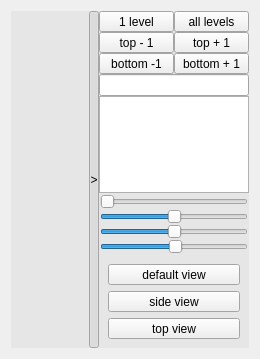
Mudlet/Mudlet, file src/ui/mapper.ui: the form before one commit.
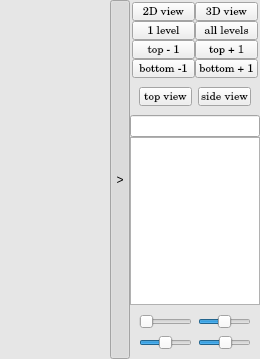
The form after the commit. Custom widgets are drawn as their Qt base class.

Patch:
```diff
--- a/src/ui/mapper.ui
+++ b/src/ui/mapper.ui
@@ -16,8 +16,14 @@
     <verstretch>0</verstretch>
    </sizepolicy>
   </property>
-  <layout class="QHBoxLayout" name="horizontalLayout_3">
-   <item>
+  <layout class="QGridLayout" name="gridLayout_3">
+   <property name="margin">
+    <number>0</number>
+   </property>
+   <property name="spacing">
+    <number>0</number>
+   </property>
+   <item row="0" column="0">
     <widget class="QWidget" name="widget" native="true">
      <property name="sizePolicy">
       <sizepolicy hsizetype="Expanding" vsizetype="Expanding">
@@ -109,6 +115,16 @@
         </property>
        </widget>
       </item>
+      <item>
+       <widget class="T2DMap" name="mp2dMap" native="true">
+        <property name="sizePolicy">
+         <sizepolicy hsizetype="Expanding" vsizetype="Expanding">
+          <horstretch>0</horstretch>
+          <verstretch>0</verstretch>
+         </sizepolicy>
+        </property>
+       </widget>
+      </item>
       <item>
        <widget class="QToolButton" name="togglePanel">
         <property name="sizePolicy">
@@ -119,7 +135,7 @@
         </property>
         <property name="maximumSize">
          <size>
-          <width>10</width>
+          <width>20</width>
           <height>16777215</height>
          </size>
         </property>
@@ -144,7 +160,7 @@
         </property>
         <property name="maximumSize">
          <size>
-          <width>150</width>
+          <width>130</width>
           <height>16777215</height>
          </size>
         </property>
@@ -161,13 +177,60 @@
          <item>
           <widget class="QWidget" name="widget_4" native="true">
            <layout class="QGridLayout" name="gridLayout">
-            <property name="margin">
+            <property name="leftMargin">
+             <number>2</number>
+            </property>
+            <property name="topMargin">
+             <number>2</number>
+            </property>
+            <property name="rightMargin">
+             <number>2</number>
+            </property>
+            <property name="bottomMargin">
              <number>0</number>
             </property>
             <property name="spacing">
              <number>0</number>
             </property>
             <item row="0" column="0">
+             <widget class="QToolButton" name="dim2">
+              <property name="sizePolicy">
+               <sizepolicy hsizetype="Expanding" vsizetype="Fixed">
+                <horstretch>0</horstretch>
+                <verstretch>0</verstretch>
+               </sizepolicy>
+              </property>
+              <property name="font">
+               <font>
+                <family>Century Schoolbook L</family>
+                <pointsize>8</pointsize>
+               </font>
+              </property>
+              <property name="text">
+               <string>2D view</string>
+              </property>
+             </widget>
+            </item>
+            <item row="0" column="1">
+             <widget class="QToolButton" name="defaultView">
+              <property name="sizePolicy">
+               <sizepolicy hsizetype="Expanding" vsizetype="Fixed">
+                <horstretch>0</horstretch>
+                <verstretch>0</verstretch>
+               </sizepolicy>
+              </property>
+              <property name="font">
+               <font>
+                <family>Century Schoolbook L</family>
+                <pointsize>8</pointsize>
+               </font>
+              </property>
+              <property name="text">
+               <string>3D view</string>
+              </property>
+             </widget>
+            </item>
+            <item row="1" column="0">
              <widget class="QToolButton" name="singleLevel">
               <property name="sizePolicy">
                <sizepolicy hsizetype="Expanding" vsizetype="Fixed">
@@ -175,38 +238,18 @@
                 <verstretch>0</verstretch>
                </sizepolicy>
               </property>
+              <property name="font">
+               <font>
+                <family>Century Schoolbook L</family>
+                <pointsize>8</pointsize>
+               </font>
+              </property>
               <property name="text">
                <string>1 level</string>
               </property>
              </widget>
             </item>
-            <item row="1" column="0">
-             <widget class="QToolButton" name="reduceTop">
-              <property name="sizePolicy">
-               <sizepolicy hsizetype="Expanding" vsizetype="Fixed">
-                <horstretch>0</horstretch>
-                <verstretch>0</verstretch>
-               </sizepolicy>
-              </property>
-              <property name="text">
-               <string>top - 1</string>
-              </property>
-             </widget>
-            </item>
             <item row="1" column="1">
-             <widget class="QToolButton" name="increaseTop">
-              <property name="sizePolicy">
-               <sizepolicy hsizetype="Expanding" vsizetype="Fixed">
-                <horstretch>0</horstretch>
-                <verstretch>0</verstretch>
-               </sizepolicy>
-              </property>
-              <property name="text">
-               <string>top + 1</string>
-              </property>
-             </widget>
-            </item>
-            <item row="0" column="1">
              <widget class="QToolButton" name="ortho">
               <property name="sizePolicy">
                <sizepolicy hsizetype="Expanding" vsizetype="Fixed">
@@ -214,25 +257,56 @@
                 <verstretch>0</verstretch>
                </sizepolicy>
               </property>
+              <property name="font">
+               <font>
+                <family>Century Schoolbook L</family>
+                <pointsize>8</pointsize>
+               </font>
+              </property>
               <property name="text">
                <string>all levels</string>
               </property>
              </widget>
             </item>
+            <item row="2" column="0">
+             <widget class="QToolButton" name="reduceTop">
+              <property name="sizePolicy">
+               <sizepolicy hsizetype="Expanding" vsizetype="Fixed">
+                <horstretch>0</horstretch>
+                <verstretch>0</verstretch>
+               </sizepolicy>
+              </property>
+              <property name="font">
+               <font>
+                <family>Century Schoolbook L</family>
+                <pointsize>8</pointsize>
+               </font>
+              </property>
+              <property name="text">
+               <string>top - 1</string>
+              </property>
+             </widget>
+            </item>
             <item row="2" column="1">
-             <widget class="QToolButton" name="increaseBottom">
+             <widget class="QToolButton" name="increaseTop">
               <property name="sizePolicy">
                <sizepolicy hsizetype="Expanding" vsizetype="Fixed">
                 <horstretch>0</horstretch>
                 <verstretch>0</verstretch>
                </sizepolicy>
               </property>
+              <property name="font">
+               <font>
+                <family>Century Schoolbook L</family>
+                <pointsize>8</pointsize>
+               </font>
+              </property>
               <property name="text">
-               <string>bottom + 1</string>
+               <string>top + 1</string>
               </property>
              </widget>
             </item>
-            <item row="2" column="0">
+            <item row="3" column="0">
              <widget class="QToolButton" name="reduceBottom">
               <property name="sizePolicy">
                <sizepolicy hsizetype="Expanding" vsizetype="Fixed">
@@ -240,11 +314,36 @@
                 <verstretch>0</verstretch>
                </sizepolicy>
               </property>
+              <property name="font">
+               <font>
+                <family>Century Schoolbook L</family>
+                <pointsize>8</pointsize>
+               </font>
+              </property>
               <property name="text">
                <string>bottom -1</string>
               </property>
              </widget>
             </item>
+            <item row="3" column="1">
+             <widget class="QToolButton" name="increaseBottom">
+              <property name="sizePolicy">
+               <sizepolicy hsizetype="Expanding" vsizetype="Fixed">
+                <horstretch>0</horstretch>
+                <verstretch>0</verstretch>
+               </sizepolicy>
+              </property>
+              <property name="font">
+               <font>
+                <family>Century Schoolbook L</family>
+                <pointsize>8</pointsize>
+               </font>
+              </property>
+              <property name="text">
+               <string>bottom + 1</string>
+              </property>
+             </widget>
+            </item>
            </layout>
           </widget>
          </item>
@@ -278,6 +377,50 @@
                <property name="margin">
                 <number>0</number>
                </property>
+               <item>
+                <widget class="QWidget" name="widget_5" native="true">
+                 <layout class="QGridLayout" name="gridLayout_2">
+                  <item row="2" column="0">
+                   <widget class="QToolButton" name="topView">
+                    <property name="sizePolicy">
+                     <sizepolicy hsizetype="Expanding" vsizetype="Fixed">
+                      <horstretch>0</horstretch>
+                      <verstretch>0</verstretch>
+                     </sizepolicy>
+                    </property>
+                    <property name="font">
+                     <font>
+                      <family>Century Schoolbook L</family>
+                      <pointsize>8</pointsize>
+                     </font>
+                    </property>
+                    <property name="text">
+                     <string>top view</string>
+                    </property>
+                   </widget>
+                  </item>
+                  <item row="2" column="1">
+                   <widget class="QToolButton" name="sideView">
+                    <property name="sizePolicy">
+                     <sizepolicy hsizetype="Expanding" vsizetype="Fixed">
+                      <horstretch>0</horstretch>
+                      <verstretch>0</verstretch>
+                     </sizepolicy>
+                    </property>
+                    <property name="font">
+                     <font>
+                      <family>Century Schoolbook L</family>
+                      <pointsize>8</pointsize>
+                     </font>
+                    </property>
+                    <property name="text">
+                     <string>side view</string>
+                    </property>
+                   </widget>
+                  </item>
+                 </layout>
+                </widget>
+               </item>
                <item>
                 <widget class="QLineEdit" name="roomID"/>
                </item>
@@ -320,15 +463,15 @@
                 <verstretch>0</verstretch>
                </sizepolicy>
               </property>
-              <layout class="QVBoxLayout" name="verticalLayout_2">
-               <property name="spacing">
-                <number>0</number>
-               </property>
-               <property name="margin">
-                <number>1</number>
-               </property>
-               <item>
+              <layout class="QGridLayout" name="gridLayout_4">
+               <item row="0" column="0">
                 <widget class="QSlider" name="scale">
+                 <property name="maximumSize">
+                  <size>
+                   <width>16777215</width>
+                   <height>25</height>
+                  </size>
+                 </property>
                  <property name="minimum">
                   <number>0</number>
                  </property>
@@ -346,8 +489,39 @@
                  </property>
                 </widget>
                </item>
-               <item>
+               <item row="2" column="0">
+                <widget class="QSlider" name="yRot">
+                 <property name="maximumSize">
+                  <size>
+                   <width>16777215</width>
+                   <height>25</height>
+                  </size>
+                 </property>
+                 <property name="minimum">
+                  <number>-360</number>
+                 </property>
+                 <property name="maximum">
+                  <number>360</number>
+                 </property>
+                 <property name="pageStep">
+                  <number>1</number>
+                 </property>
+                 <property name="value">
+                  <number>5</number>
+                 </property>
+                 <property name="orientation">
+                  <enum>Qt::Horizontal</enum>
+                 </property>
+                </widget>
+               </item>
+               <item row="0" column="1">
                 <widget class="QSlider" name="xRot">
+                 <property name="maximumSize">
+                  <size>
+                   <width>16777215</width>
+                   <height>25</height>
+                  </size>
+                 </property>
                  <property name="minimum">
                   <number>-100</number>
                  </property>
@@ -365,27 +539,14 @@
                  </property>
                 </widget>
                </item>
-               <item>
-                <widget class="QSlider" name="yRot">
-                 <property name="minimum">
-                  <number>-360</number>
-                 </property>
-                 <property name="maximum">
-                  <number>360</number>
-                 </property>
-                 <property name="pageStep">
-                  <number>1</number>
-                 </property>
-                 <property name="value">
-                  <number>5</number>
-                 </property>
-                 <property name="orientation">
-                  <enum>Qt::Horizontal</enum>
-                 </property>
-                </widget>
-               </item>
-               <item>
+               <item row="2" column="1">
                 <widget class="QSlider" name="zRot">
+                 <property name="maximumSize">
+                  <size>
+                   <width>16777215</width>
+                   <height>25</height>
+                  </size>
+                 </property>
                  <property name="minimum">
                   <number>-360</number>
                  </property>
@@ -408,51 +569,8 @@
               <zorder>xRot</zorder>
               <zorder>yRot</zorder>
               <zorder>scale</zorder>
-             </widget>
-            </item>
-           </layout>
-          </widget>
-         </item>
-         <item>
-          <widget class="QWidget" name="widget_5" native="true">
-           <layout class="QGridLayout" name="gridLayout_2">
-            <item row="0" column="0">
-             <widget class="QToolButton" name="defaultView">
-              <property name="sizePolicy">
-               <sizepolicy hsizetype="Expanding" vsizetype="Fixed">
-                <horstretch>0</horstretch>
-                <verstretch>0</verstretch>
-               </sizepolicy>
-              </property>
-              <property name="text">
-               <string>default view</string>
-              </property>
-             </widget>
-            </item>
-            <item row="1" column="0">
-             <widget class="QToolButton" name="sideView">
-              <property name="sizePolicy">
-               <sizepolicy hsizetype="Expanding" vsizetype="Fixed">
-                <horstretch>0</horstretch>
-                <verstretch>0</verstretch>
-               </sizepolicy>
-              </property>
-              <property name="text">
-               <string>side view</string>
-              </property>
-             </widget>
-            </item>
-            <item row="2" column="0">
-             <widget class="QToolButton" name="topView">
-              <property name="sizePolicy">
-               <sizepolicy hsizetype="Expanding" vsizetype="Fixed">
-                <horstretch>0</horstretch>
-                <verstretch>0</verstretch>
-               </sizepolicy>
-              </property>
-              <property name="text">
-               <string>top view</string>
-              </property>
+              <zorder>xRot</zorder>
+              <zorder>zRot</zorder>
              </widget>
             </item>
            </layout>
@@ -473,6 +591,12 @@
    <header>glwidget.h</header>
    <container>1</container>
   </customwidget>
+  <customwidget>
+   <class>T2DMap</class>
+   <extends>QWidget</extends>
+   <header location="global">T2DMap.h</header>
+   <container>1</container>
+  </customwidget>
  </customwidgets>
  <resources/>
  <connections/>
```
Left out of the diff: 2 changed lines with no effect on the pictures.
